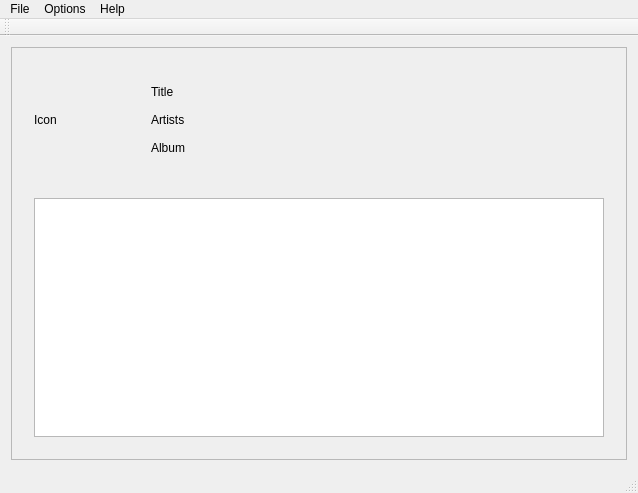
Before: the Qt Designer form mainwindow.ui in Cynnexis/MuSync, drawn with Qt 5.
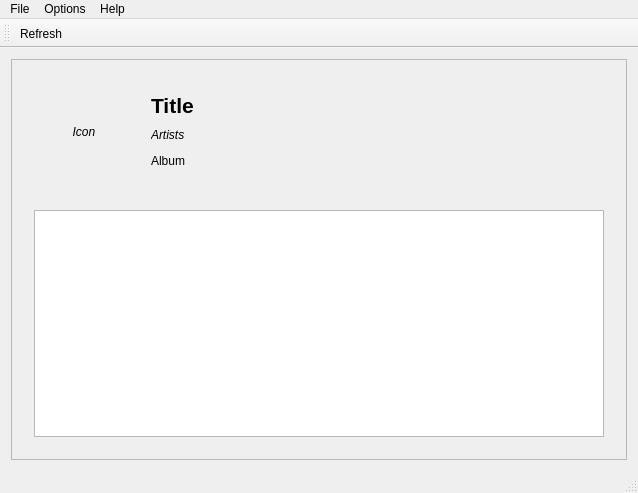
After: the same form once the commit is applied.

Commit message:
Auto refresh lyrics
* Added auto refresh system using `QTimer`. For now, I set a fixed interval, but I want to upgrade it so the next interval is set AFTER the last refresh (dynamic setting)

Patch:
```diff
--- a/mainwindow.ui
+++ b/mainwindow.ui
@@ -26,7 +26,7 @@
          <x>0</x>
          <y>0</y>
          <width>614</width>
-         <height>400</height>
+         <height>388</height>
         </rect>
        </property>
        <layout class="QVBoxLayout" name="verticalLayout_2">
@@ -47,9 +47,17 @@
                <height>100</height>
               </size>
              </property>
+             <property name="font">
+              <font>
+               <italic>true</italic>
+              </font>
+             </property>
              <property name="text">
               <string>Icon</string>
              </property>
+             <property name="alignment">
+              <set>Qt::AlignCenter</set>
+             </property>
             </widget>
            </item>
            <item>
@@ -57,6 +65,13 @@
              <layout class="QVBoxLayout" name="verticalLayout_3">
               <item>
                <widget class="QLabel" name="lb_title">
+                <property name="font">
+                 <font>
+                  <pointsize>16</pointsize>
+                  <weight>75</weight>
+                  <bold>true</bold>
+                 </font>
+                </property>
                 <property name="text">
                  <string>Title</string>
                 </property>
@@ -67,6 +82,11 @@
               </item>
               <item>
                <widget class="QLabel" name="lb_artists">
+                <property name="font">
+                 <font>
+                  <italic>true</italic>
+                 </font>
+                </property>
                 <property name="text">
                  <string>Artists</string>
                 </property>
@@ -139,8 +159,19 @@
    <attribute name="toolBarBreak">
     <bool>false</bool>
    </attribute>
+   <addaction name="actionRefresh"/>
   </widget>
   <widget class="QStatusBar" name="statusBar"/>
+  <action name="actionRefresh">
+   <property name="text">
+    <string>Refresh</string>
+   </property>
+  </action>
+  <action name="actionExit">
+   <property name="text">
+    <string>Exit</string>
+   </property>
+  </action>
  </widget>
  <layoutdefault spacing="6" margin="11"/>
  <resources/>
```
Left out of the diff: 3 changed lines with no effect on the pictures. The commit also changes 2 other files.
